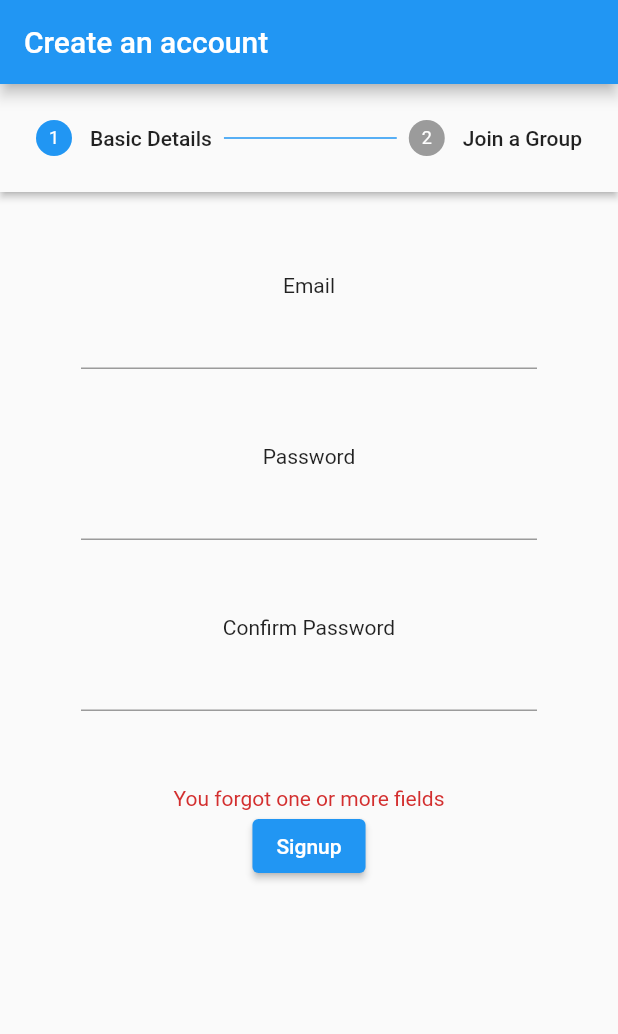
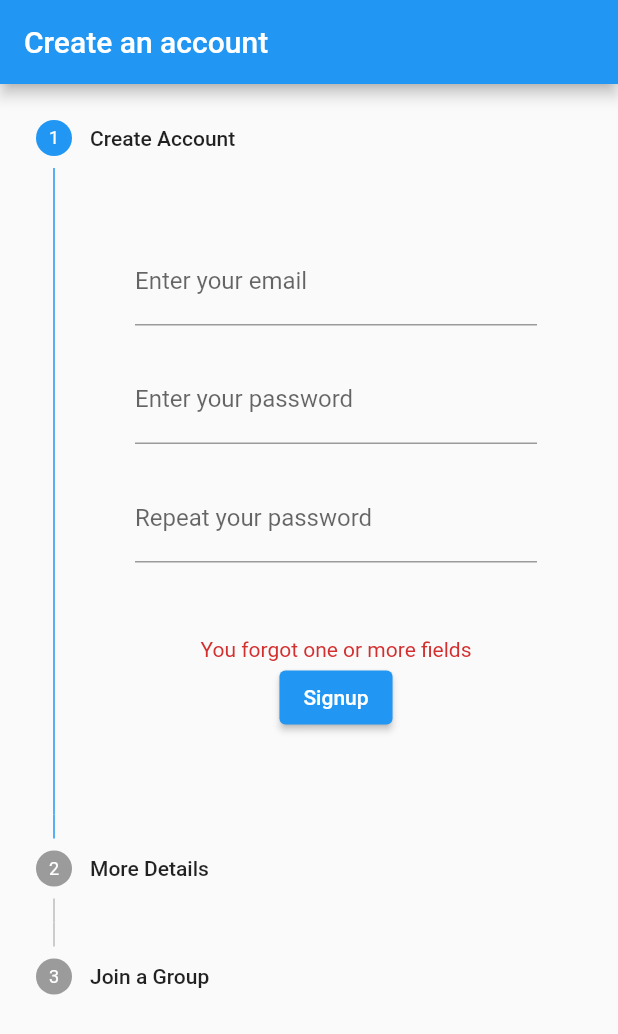
Before and after one commit to robinaerts/MovieFinder, a Flutter app: the Signup screen opened directly, after a tap on "Signup", on a phone screen of 412 x 824 dp. Shown: the top 1034 px of the screen. Run offline on Flutter 3.47's test engine with Material 2 defaults, Android fonts, the light colour scheme and no system bars; our stand-ins replace cloud_firestore, firebase_auth, firebase_core, google_fonts; accounts and stored records are empty; network calls fail.

Commit message:
Homepage and signup

```diff
--- a/lib/components/overview.dart
+++ b/lib/components/overview.dart
@@ -31,7 +31,7 @@ class Overview extends StatelessWidget {
       margin: const EdgeInsets.all(20),
       child: Column(crossAxisAlignment: CrossAxisAlignment.start, children: [
         Container(
-          margin: EdgeInsets.only(left: 20, bottom: 20, top: 20),
+          margin: const EdgeInsets.only(left: 20, bottom: 20, top: 20),
           child: const Text(
             "Most Popular",
             style: TextStyle(
@@ -40,7 +40,7 @@ class Overview extends StatelessWidget {
             ),
           ),
         ),
-        Container(
+        SizedBox(
           height: 500,
           child: ListView(
               children: popularMovies
--- a/lib/components/signup_create.dart
+++ b/lib/components/signup_create.dart
@@ -1,3 +1,4 @@
+import 'package:cloud_firestore/cloud_firestore.dart';
 import 'package:firebase_auth/firebase_auth.dart';
 import 'package:flutter/material.dart';
 
@@ -14,7 +15,7 @@ class _CreateAccountState extends State<CreateAccount> {
   final passwordController = TextEditingController();
   final passwordConfirmController = TextEditingController();
 
-  Future createAccount(CreateAccount widget) async {
+  Future<void> createAccount(CreateAccount widget) async {
     if (passwordController.text != passwordConfirmController.text) {
       return setState(() {
         errorMessage = "Passwords don't match";
@@ -26,8 +27,14 @@ class _CreateAccountState extends State<CreateAccount> {
       });
     }
 
-    await FirebaseAuth.instance.createUserWithEmailAndPassword(
-        email: emailController.text, password: passwordController.text);
+    UserCredential res = await FirebaseAuth.instance
+        .createUserWithEmailAndPassword(
+            email: emailController.text, password: passwordController.text);
+
+    CollectionReference users = FirebaseFirestore.instance.collection("users");
+    await users
+        .doc(res.user!.uid)
+        .set({'email': res.user!.email, 'id': res.user!.uid});
 
     widget.nextStep();
   }
@@ -39,24 +46,25 @@ class _CreateAccountState extends State<CreateAccount> {
       margin: const EdgeInsets.all(30),
       child: Column(
         children: [
-          const Text("Email"),
           TextField(
+            decoration: const InputDecoration(
+                border: UnderlineInputBorder(), labelText: "Enter your email"),
             controller: emailController,
           ),
-          const SizedBox(
-            height: 50,
-          ),
-          const Text("Password"),
+          const SizedBox(height: 20),
           TextField(
+              decoration: const InputDecoration(
+                  border: UnderlineInputBorder(),
+                  labelText: "Enter your password"),
               obscureText: true,
               autocorrect: false,
               enableSuggestions: false,
               controller: passwordController),
-          const SizedBox(
-            height: 50,
-          ),
-          const Text("Confirm Password"),
+          const SizedBox(height: 20),
           TextField(
+              decoration: const InputDecoration(
+                  border: UnderlineInputBorder(),
+                  labelText: "Repeat your password"),
               obscureText: true,
               autocorrect: false,
               enableSuggestions: false,
--- /dev/null
+++ b/lib/components/signup_details.dart
@@ -0,0 +1,62 @@
+import 'package:cloud_firestore/cloud_firestore.dart';
+import 'package:firebase_auth/firebase_auth.dart';
+import 'package:flutter/material.dart';
+
+class AddAcountDetails extends StatefulWidget {
+  final Function nextStep;
+  const AddAcountDetails({Key? key, required this.nextStep}) : super(key: key);
+
+  @override
+  State<AddAcountDetails> createState() => AddAcountDetailsState();
+}
+
+class AddAcountDetailsState extends State<AddAcountDetails> {
+  final fnameController = TextEditingController();
+  final lnameController = TextEditingController();
+  final usernameController = TextEditingController();
+
+  Future addDetails(AddAcountDetails widget) async {
+    if (fnameController.text.isEmpty ||
+        lnameController.text.isEmpty ||
+        usernameController.text.isEmpty) return;
+
+    User currentuser = FirebaseAuth.instance.currentUser!;
+
+    await FirebaseFirestore.instance.doc("users/${currentuser.uid}").update({
+      "firstname": fnameController.text,
+      "lastname": lnameController.text,
+      "username": usernameController.text
+    });
+
+    widget.nextStep();
+  }
+
+  @override
+  Widget build(BuildContext context) {
+    return Column(
+      children: [
+        TextField(
+          controller: fnameController,
+          decoration: const InputDecoration(
+              border: UnderlineInputBorder(), labelText: "First Name"),
+        ),
+        TextField(
+          controller: lnameController,
+          decoration: const InputDecoration(
+              border: UnderlineInputBorder(), labelText: "Last Name"),
+        ),
+        TextField(
+          controller: usernameController,
+          decoration: const InputDecoration(
+              border: UnderlineInputBorder(), labelText: "Username"),
+        ),
+        const SizedBox(
+          height: 40,
+        ),
+        ElevatedButton(
+            onPressed: () => addDetails(widget),
+            child: const Text("Add Details"))
+      ],
+    );
+  }
+}
--- a/lib/components/signup_group.dart
+++ b/lib/components/signup_group.dart
@@ -1,10 +1,62 @@
 import 'package:flutter/material.dart';
 
-class CreateJoinGroup extends StatelessWidget {
+class CreateJoinGroup extends StatefulWidget {
   const CreateJoinGroup({Key? key}) : super(key: key);
 
   @override
+  State<CreateJoinGroup> createState() => _CreateJoinGroupState();
+}
+
+class _CreateJoinGroupState extends State<CreateJoinGroup> {
+  final groupCodeController = TextEditingController();
+
+  Future<void> createGroup() async {}
+
+  Future<void> joinGroup() async {}
+
+  @override
   Widget build(BuildContext context) {
-    return const Text("Create or Join a Group");
+    return Column(
+      crossAxisAlignment: CrossAxisAlignment.start,
+      children: [
+        Container(
+          margin: const EdgeInsets.all(20),
+          child:
+              Column(crossAxisAlignment: CrossAxisAlignment.start, children: [
+            const Text("Don't have a group?",
+                style: TextStyle(fontWeight: FontWeight.bold, fontSize: 16)),
+            SizedBox(
+              height: 10,
+            ),
+            ElevatedButton(
+                onPressed: createGroup, child: const Text("Create One"))
+          ]),
+        ),
+        Container(
+            margin: const EdgeInsets.all(20),
+            child: Column(
+              crossAxisAlignment: CrossAxisAlignment.start,
+              children: [
+                const Text("I received a code",
+                    style:
+                        TextStyle(fontWeight: FontWeight.bold, fontSize: 16)),
+                SizedBox(
+                  height: 10,
+                ),
+                const TextField(
+                  decoration: InputDecoration(
+                    border: OutlineInputBorder(),
+                    hintText: 'Enter your 9-digit code',
+                  ),
+                ),
+                SizedBox(
+                  height: 10,
+                ),
+                OutlinedButton(
+                    onPressed: joinGroup, child: const Text("Join Group"))
+              ],
+            ))
+      ],
+    );
   }
 }
--- a/lib/pages/signup.dart
+++ b/lib/pages/signup.dart
@@ -1,5 +1,6 @@
 import 'package:flutter/material.dart';
 import 'package:moviefinder/components/signup_create.dart';
+import 'package:moviefinder/components/signup_details.dart';
 import 'package:moviefinder/components/signup_group.dart';
 
 class Signup extends StatefulWidget {
@@ -19,15 +20,20 @@ class _SignupState extends State<Signup> {
         title: const Text("Create an account"),
       ),
       body: Stepper(
-        type: StepperType.horizontal,
+        type: StepperType.vertical,
         currentStep: step,
         steps: [
           Step(
               isActive: step >= 0,
-              title: const Text("Basic Details"),
+              title: const Text("Create Account"),
               content: CreateAccount(nextStep: () => setState(() => step = 1))),
           Step(
               isActive: step >= 1,
+              title: const Text("More Details"),
+              content:
+                  AddAcountDetails(nextStep: () => setState(() => step = 2))),
+          Step(
+              isActive: step >= 2,
               title: const Text("Join a Group"),
               content: const CreateJoinGroup()),
         ],
```
Also changed, not shown: lib/pages/login.dart (+41 -5 lines), assets/images/googleimage.png (added).
